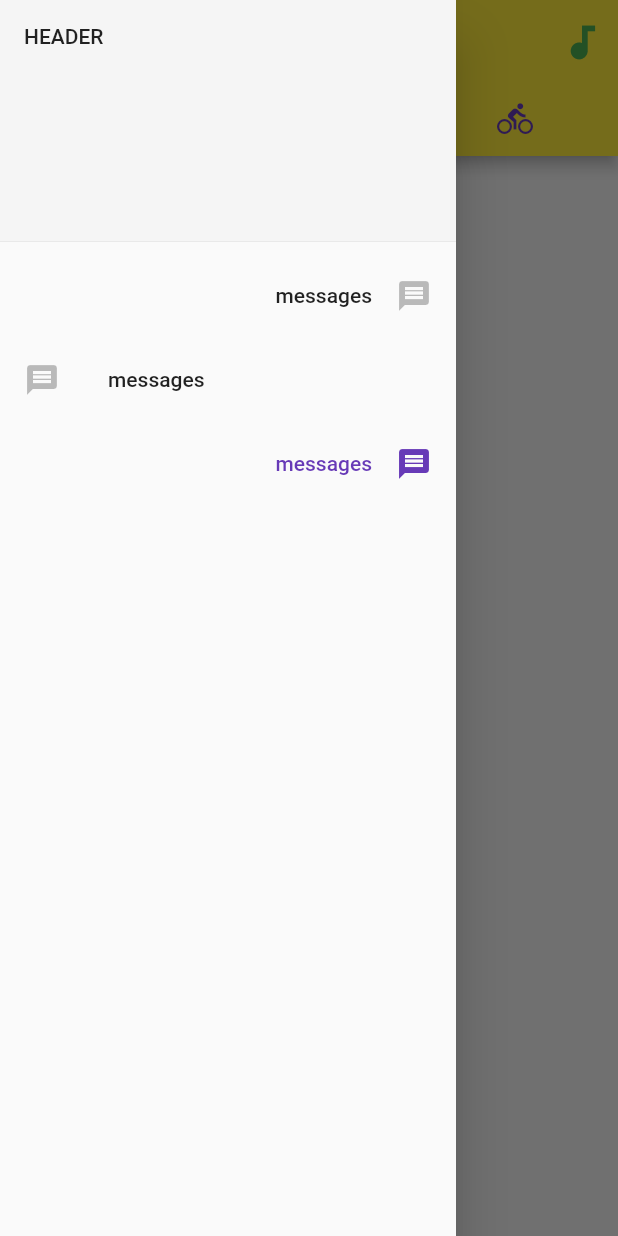
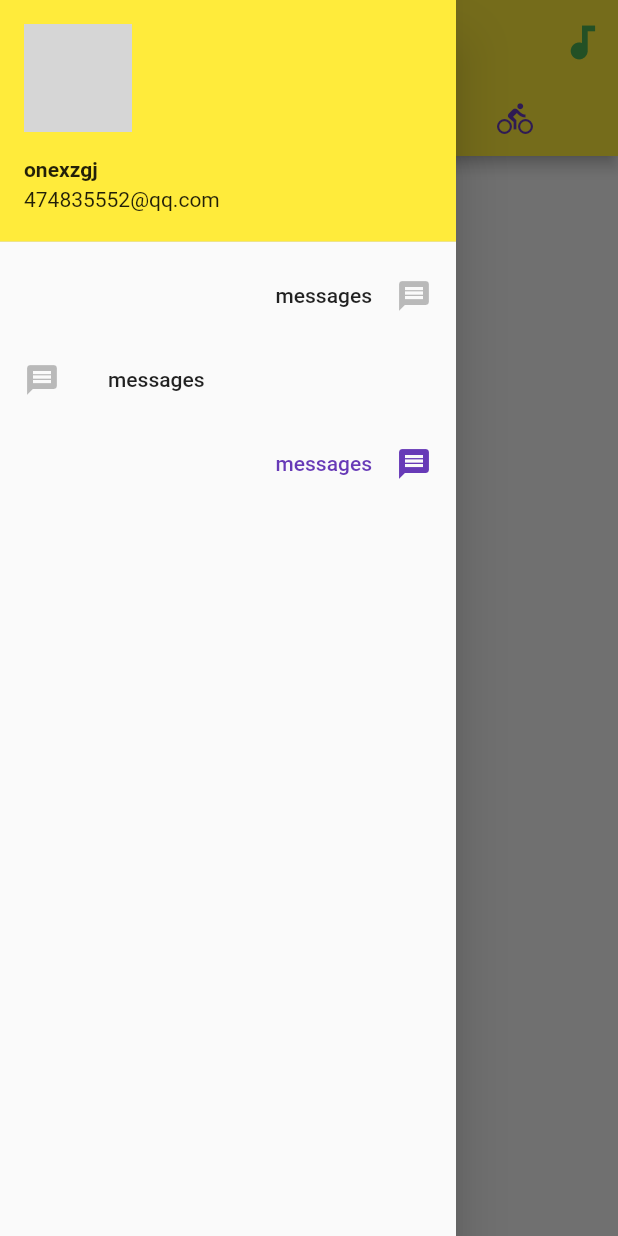
Before and after one commit to OnexZgj/onexzgj_flutter, a Flutter app: the screen it shows after launch, with the side drawer open, on a phone screen of 412 x 824 dp. Run offline on Flutter 3.47's test engine with Material 2 defaults, Android fonts, the phone set to English and light mode, and no system bars; network calls fail; grey boxes are pictures that could not be loaded.

Commit message:
Drawer UserAccountDrawerHeader的使用，预指了头像和名称及邮箱

```diff
--- a/lib/main.dart
+++ b/lib/main.dart
@@ -49,37 +49,47 @@ class Home extends StatelessWidget {
             children: [
               Icon(Icons.local_florist, size: 128.0, color: Colors.deepPurple),
               Icon(Icons.change_history, size: 128.0, color: Colors.deepPurple),
-            Icon(Icons.directions_bike, size: 128.0, color: Colors.deepPurple),
+              Icon(Icons.directions_bike,
+                  size: 128.0, color: Colors.deepPurple),
             ],
           ),
           drawer: Drawer(
             child: ListView(
               padding: EdgeInsets.zero,
               children: [
-              DrawerHeader(
-                  child: Text('header'.toUpperCase()),
-                  decoration: BoxDecoration(
-                    color: Colors.grey[100]
+                // DrawerHeader(
+                //     child: Text('header'.toUpperCase()),
+                //     decoration: BoxDecoration(
+                //       color: Colors.grey[100]
+                //     ),
+                // ),
+                UserAccountsDrawerHeader(
+                  accountName: Text('onexzgj',
+                      style: TextStyle(fontWeight: FontWeight.bold)),
+                  accountEmail: Text("474835552@qq.com"),
+                  currentAccountPicture: CircleAvatar(backgroundImage:NetworkImage('https://wx2.sinaimg.cn/mw690/001Pb9yIly3gpw4pg0tdoj61kw1kwx6r02.jpg'),
+
                   ),
                 ),
                 ListTile(
-                title: Text("messages",textAlign: TextAlign.right),
-                trailing: Icon(Icons.message,color: Colors.black26),
+                  title: Text("messages", textAlign: TextAlign.right),
+                  trailing: Icon(Icons.message, color: Colors.black26),
                 ),
                 ListTile(
-                title: Text("messages",textAlign: TextAlign.left),
-                leading: Icon(Icons.message,color: Colors.black26),
+                  title: Text("messages", textAlign: TextAlign.left),
+                  leading: Icon(Icons.message, color: Colors.black26),
                 ),
                 ListTile(
-                title: Text("messages",textAlign: TextAlign.right,style: TextStyle(
-                  color: Colors.deepPurple
-                ),),
-                trailing: Icon(Icons.message,color: Colors.deepPurple),
+                  title: Text(
+                    "messages",
+                    textAlign: TextAlign.right,
+                    style: TextStyle(color: Colors.deepPurple),
+                  ),
+                  trailing: Icon(Icons.message, color: Colors.deepPurple),
                 ),
               ],
             ),
-        )
-      ),
+          )),
     );
   }
 }
```
Lines whose indentation alone changed are shown as unchanged.
